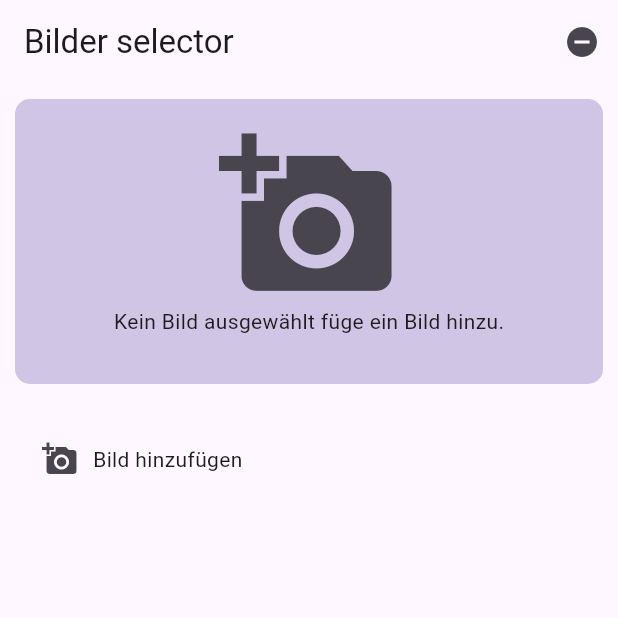
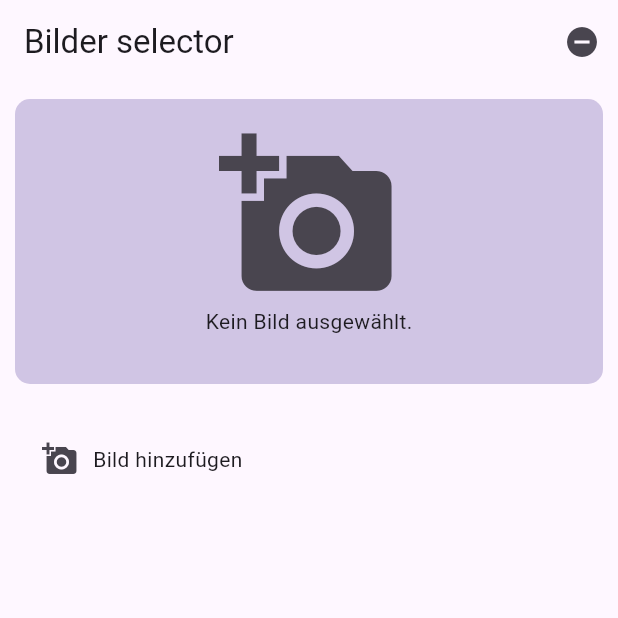
Before and after one commit to Lukas2019/camera_image_selector, a Flutter app: the screen it shows after launch, on a phone screen of 412 x 824 dp, the top half of it. Run offline on Flutter 3.47's test engine with Material 3 defaults, Android fonts, the phone set to English and light mode, and no system bars; our stand-ins replace camera, image_picker, permission_handler; missing offline and left inert: image_editor_plus.

Commit message:
Update camera_image_selector.dart

```diff
--- a/lib/camera_image_selector.dart
+++ b/lib/camera_image_selector.dart
@@ -105,7 +105,7 @@ class _CameraImageSelectorState extends State<CameraImageSelector> {
                                                 children: [
                           Icon(Icons.add_a_photo, size: 120,),
                           Text(
-                            'Kein Bild ausgewählt füge ein Bild hinzu.',
+                            'Kein Bild ausgewählt.',
                           ),
                                                 ],
                                               ),
```
